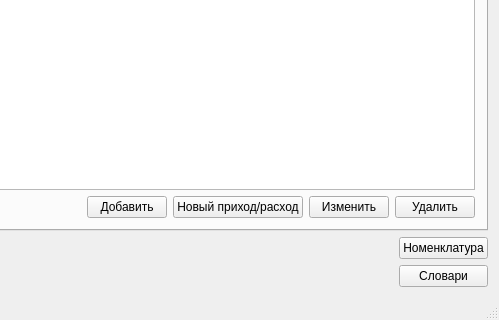
This is mainwindow.ui in igrekus/depot as Qt 5 draws it before an edit; both pictures show x 365 to 864 and y 293 to 613 of the 864 by 613 pixel window. The edited form follows.
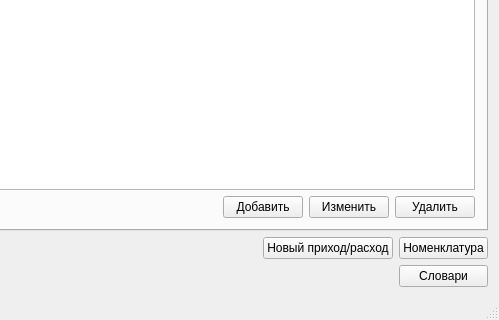
This is the edited form.

```diff
--- a/mainwindow.ui
+++ b/mainwindow.ui
@@ -113,13 +113,6 @@
             </property>
            </widget>
           </item>
-          <item>
-           <widget class="QPushButton" name="btnAddTransact">
-            <property name="text">
-             <string>Новый приход/расход</string>
-            </property>
-           </widget>
-          </item>
           <item>
            <widget class="QPushButton" name="btnEditStock">
             <property name="text">
@@ -232,6 +225,13 @@
             </property>
            </spacer>
           </item>
+          <item>
+           <widget class="QPushButton" name="btnAddTransact">
+            <property name="text">
+             <string>Новый приход/расход</string>
+            </property>
+           </widget>
+          </item>
          </layout>
         </item>
         <item>
```
